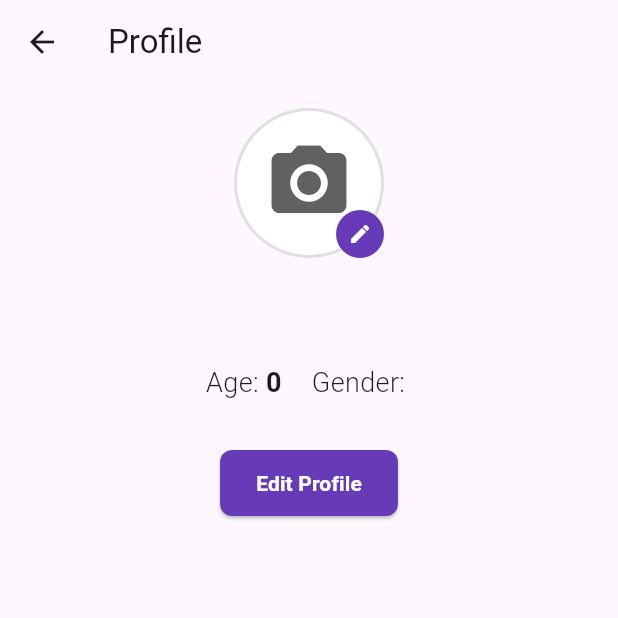
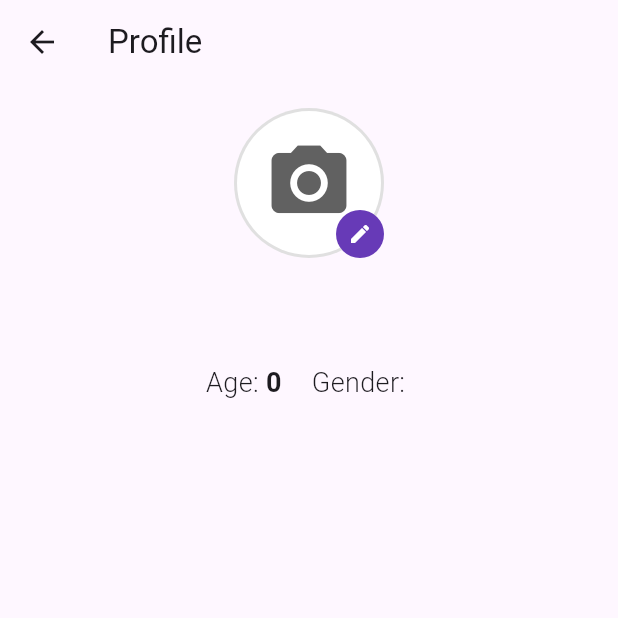
Before and after one commit to FahriBilici/synkronize_app, a Flutter app: the ProfileView screen opened by its route, on a phone screen of 412 x 824 dp, the top half of it. Run offline on Flutter 3.47's test engine with Material 3 defaults, Android fonts, the phone set to English and light mode, and no system bars; our stand-ins replace cloud_firestore, firebase_core, firebase_storage, get, image_picker, sign_in_button; missing offline and left inert: web3auth_flutter; accounts and stored records are empty.

Commit message:
Remove edit profile button

```diff
--- a/lib/views/profile_view.dart
+++ b/lib/views/profile_view.dart
@@ -141,27 +141,6 @@ class ProfileView extends StatelessWidget {
                 )),
               ],
             ),
-            const SizedBox(height: 30),
-            ElevatedButton(
-              onPressed: () {
-                // Add edit functionality here
-              },
-              style: ElevatedButton.styleFrom(
-                foregroundColor: Colors.white,
-                backgroundColor: Colors.deepPurple,
-                padding: const EdgeInsets.symmetric(horizontal: 24, vertical: 12),
-                shape: RoundedRectangleBorder(
-                  borderRadius: BorderRadius.circular(8),
-                ),
-              ),
-              child: const Text(
-                'Edit Profile',
-                style: TextStyle(
-                  fontSize: 14,
-                  fontWeight: FontWeight.bold,
-                ),
-              ),
-            ),
           ],
         ),
       ),
```
